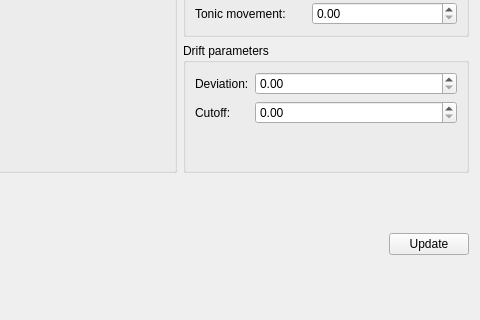
Above: ui/IntonationParametersWindow.ui from mym-br/gama_tts_editor before the change; both pictures show x 120 to 600 and y 180 to 500 of the 600 by 500 pixel window. Below: the same form after it.
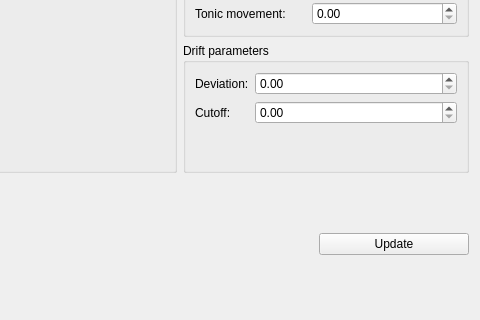
That is the form after the change.

Commit message: Set minimum button sizes.

```diff
--- a/ui/IntonationParametersWindow.ui
+++ b/ui/IntonationParametersWindow.ui
@@ -139,6 +139,12 @@
       </item>
       <item>
        <widget class="QPushButton" name="updateButton">
+        <property name="minimumSize">
+         <size>
+          <width>150</width>
+          <height>0</height>
+         </size>
+        </property>
         <property name="text">
          <string>Update</string>
         </property>
```
The commit also changes 8 other files.
